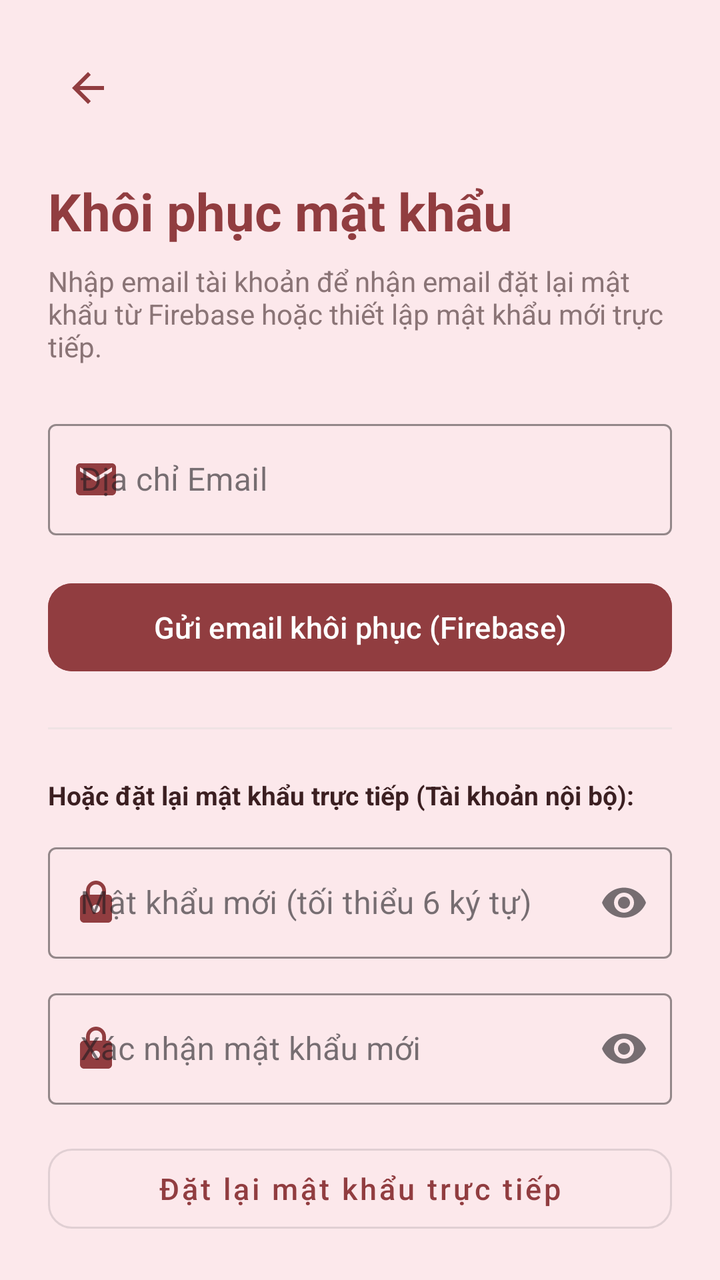
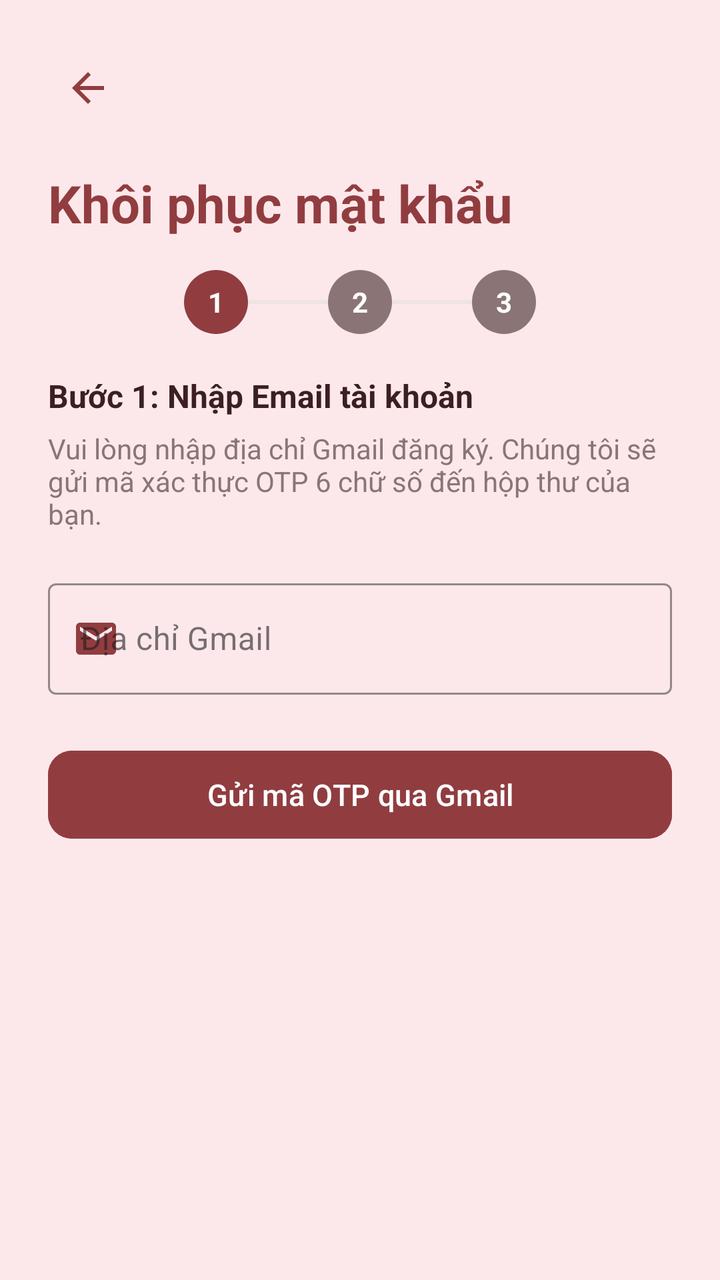

Compare the two renders of this Android layout. The source of the first and the diff that turns it into the second are given below.
<!-- AndroidManifest.xml: activity theme Theme.QuanLyChiTieu.Auth -->
<!-- res/layout/activity_forgot_password.xml -->
<?xml version="1.0" encoding="utf-8"?>
<LinearLayout xmlns:android="http://schemas.android.com/apk/res/android"
    xmlns:app="http://schemas.android.com/apk/res-auto"
    android:layout_width="match_parent"
    android:layout_height="match_parent"
    android:background="@color/pink_bg"
    android:orientation="vertical"
    android:padding="24dp">

    <ImageButton
        android:id="@+id/btnBack"
        android:layout_width="40dp"
        android:layout_height="40dp"
        android:background="?attr/selectableItemBackgroundBorderless"
        android:src="@drawable/ic_arrow_back"
        app:tint="@color/wine" />

    <TextView
        android:layout_width="wrap_content"
        android:layout_height="wrap_content"
        android:layout_marginTop="24dp"
        android:text="Khôi phục mật khẩu"
        android:textColor="@color/wine"
        android:textSize="26sp"
        android:textStyle="bold" />

    <TextView
        android:layout_width="wrap_content"
        android:layout_height="wrap_content"
        android:layout_marginTop="8dp"
        android:text="Nhập email tài khoản để nhận email đặt lại mật khẩu từ Firebase hoặc thiết lập mật khẩu mới trực tiếp."
        android:textColor="@color/text_gray"
        android:textSize="14sp" />

    <com.google.android.material.textfield.TextInputLayout
        android:id="@+id/tilEmail"
        style="@style/Widget.MaterialComponents.TextInputLayout.OutlinedBox"
        android:layout_width="match_parent"
        android:layout_height="wrap_content"
        android:layout_marginTop="24dp"
        android:hint="Địa chỉ Email"
        app:boxStrokeColor="@color/wine"
        app:hintTextColor="@color/wine"
        app:startIconDrawable="@drawable/ic_mail"
        app:startIconTint="@color/wine">

        <com.google.android.material.textfield.TextInputEditText
            android:id="@+id/edtEmail"
            android:layout_width="match_parent"
            android:layout_height="wrap_content"
            android:inputType="textEmailAddress"
            android:textColor="@color/text_dark" />
    </com.google.android.material.textfield.TextInputLayout>

    <com.google.android.material.button.MaterialButton
        android:id="@+id/btnSendFirebase"
        android:layout_width="match_parent"
        android:layout_height="52dp"
        android:layout_marginTop="20dp"
        android:backgroundTint="@color/wine"
        android:text="Gửi email khôi phục (Firebase)"
        android:textAllCaps="false"
        android:textSize="15sp"
        app:cornerRadius="12dp" />

    <View
        android:layout_width="match_parent"
        android:layout_height="1dp"
        android:layout_marginVertical="24dp"
        android:background="@color/divider" />

    <TextView
        android:layout_width="wrap_content"
        android:layout_height="wrap_content"
        android:text="Hoặc đặt lại mật khẩu trực tiếp (Tài khoản nội bộ):"
        android:textColor="@color/text_dark"
        android:textSize="13sp"
        android:textStyle="bold" />

    <com.google.android.material.textfield.TextInputLayout
        android:id="@+id/tilNewPass"
        style="@style/Widget.MaterialComponents.TextInputLayout.OutlinedBox"
        android:layout_width="match_parent"
        android:layout_height="wrap_content"
        android:layout_marginTop="12dp"
        android:hint="Mật khẩu mới (tối thiểu 6 ký tự)"
        app:boxStrokeColor="@color/wine"
        app:endIconMode="password_toggle"
        app:hintTextColor="@color/wine"
        app:startIconDrawable="@drawable/ic_lock"
        app:startIconTint="@color/wine">

        <com.google.android.material.textfield.TextInputEditText
            android:id="@+id/edtNewPass"
            android:layout_width="match_parent"
            android:layout_height="wrap_content"
            android:inputType="textPassword"
            android:textColor="@color/text_dark" />
    </com.google.android.material.textfield.TextInputLayout>

    <com.google.android.material.textfield.TextInputLayout
        android:id="@+id/tilConfirmPass"
        style="@style/Widget.MaterialComponents.TextInputLayout.OutlinedBox"
        android:layout_width="match_parent"
        android:layout_height="wrap_content"
        android:layout_marginTop="12dp"
        android:hint="Xác nhận mật khẩu mới"
        app:boxStrokeColor="@color/wine"
        app:endIconMode="password_toggle"
        app:hintTextColor="@color/wine"
        app:startIconDrawable="@drawable/ic_lock"
        app:startIconTint="@color/wine">

        <com.google.android.material.textfield.TextInputEditText
            android:id="@+id/edtConfirmPass"
            android:layout_width="match_parent"
            android:layout_height="wrap_content"
            android:inputType="textPassword"
            android:textColor="@color/text_dark" />
    </com.google.android.material.textfield.TextInputLayout>

    <com.google.android.material.button.MaterialButton
        android:id="@+id/btnResetDirect"
        style="@style/Widget.MaterialComponents.Button.OutlinedButton"
        android:layout_width="match_parent"
        android:layout_height="52dp"
        android:layout_marginTop="16dp"
        android:strokeColor="@color/wine"
        android:text="Đặt lại mật khẩu trực tiếp"
        android:textColor="@color/wine"
        android:textAllCaps="false"
        android:textSize="15sp"
        app:cornerRadius="12dp" />

</LinearLayout>
<!-- resources referenced by this layout -->
<resources>
  <color name="divider">#EFE3E4</color>
  <color name="pink_bg">#FCE8EB</color>
  <color name="text_dark">#3B1F21</color>
  <color name="text_gray">#8A7476</color>
  <color name="wine">#913D40</color>
  <!-- drawable ic_arrow_back (drawable) -->
  <vector xmlns:android="http://schemas.android.com/apk/res/android"
      android:width="24dp" android:height="24dp" android:viewportWidth="24" android:viewportHeight="24">
      <path android:fillColor="#FF000000" android:pathData="M20,11H7.83l5.59,-5.59L12,4l-8,8 8,8 1.41,-1.41L7.83,13H20v-2z" />
  </vector>
  <!-- drawable ic_lock (drawable) -->
  <vector xmlns:android="http://schemas.android.com/apk/res/android"
      android:width="24dp" android:height="24dp" android:viewportWidth="24" android:viewportHeight="24">
      <path android:fillColor="#FF000000" android:pathData="M18,8h-1L17,6c0,-2.76 -2.24,-5 -5,-5S7,3.24 7,6v2L6,8c-1.1,0 -2,0.9 -2,2v10c0,1.1 0.9,2 2,2h12c1.1,0 2,-0.9 2,-2L20,10c0,-1.1 -0.9,-2 -2,-2zM12,17c-1.1,0 -2,-0.9 -2,-2s0.9,-2 2,-2 2,0.9 2,2 -0.9,2 -2,2zM15.1,8L8.9,8L8.9,6c0,-1.71 1.39,-3.1 3.1,-3.1 1.71,0 3.1,1.39 3.1,3.1v2z" />
  </vector>
  <!-- drawable ic_mail (drawable) -->
  <vector xmlns:android="http://schemas.android.com/apk/res/android"
      android:width="24dp" android:height="24dp" android:viewportWidth="24" android:viewportHeight="24">
      <path android:fillColor="#FF000000" android:pathData="M20,4H4c-1.1,0 -1.99,0.9 -1.99,2L2,18c0,1.1 0.9,2 2,2h16c1.1,0 2,-0.9 2,-2V6c0,-1.1 -0.9,-2 -2,-2zM20,8l-8,5 -8,-5V6l8,5 8,-5v2z" />
  </vector>
  <style name="Theme.QuanLyChiTieu.Auth">
          <item name="android:statusBarColor">@color/pink_bg</item>
          <item name="android:windowLightStatusBar">true</item>
      </style>
</resources>

<!-- the commit's change to res/layout/activity_forgot_password.xml (unified diff, before → after) -->
@@ -1,135 +1,326 @@
 <?xml version="1.0" encoding="utf-8"?>
-<LinearLayout xmlns:android="http://schemas.android.com/apk/res/android"
+<ScrollView xmlns:android="http://schemas.android.com/apk/res/android"
     xmlns:app="http://schemas.android.com/apk/res-auto"
     android:layout_width="match_parent"
     android:layout_height="match_parent"
     android:background="@color/pink_bg"
-    android:orientation="vertical"
-    android:padding="24dp">
-
-    <ImageButton
-        android:id="@+id/btnBack"
-        android:layout_width="40dp"
-        android:layout_height="40dp"
-        android:background="?attr/selectableItemBackgroundBorderless"
-        android:src="@drawable/ic_arrow_back"
-        app:tint="@color/wine" />
-
-    <TextView
-        android:layout_width="wrap_content"
-        android:layout_height="wrap_content"
-        android:layout_marginTop="24dp"
-        android:text="Khôi phục mật khẩu"
-        android:textColor="@color/wine"
-        android:textSize="26sp"
-        android:textStyle="bold" />
-
-    <TextView
-        android:layout_width="wrap_content"
-        android:layout_height="wrap_content"
-        android:layout_marginTop="8dp"
-        android:text="Nhập email tài khoản để nhận email đặt lại mật khẩu từ Firebase hoặc thiết lập mật khẩu mới trực tiếp."
-        android:textColor="@color/text_gray"
-        android:textSize="14sp" />
-
-    <com.google.android.material.textfield.TextInputLayout
-        android:id="@+id/tilEmail"
-        style="@style/Widget.MaterialComponents.TextInputLayout.OutlinedBox"
+    android:fillViewport="true">
+
+    <LinearLayout
         android:layout_width="match_parent"
         android:layout_height="wrap_content"
-        android:layout_marginTop="24dp"
-        android:hint="Địa chỉ Email"
-        app:boxStrokeColor="@color/wine"
-        app:hintTextColor="@color/wine"
-        app:startIconDrawable="@drawable/ic_mail"
-        app:startIconTint="@color/wine">
-
-        <com.google.android.material.textfield.TextInputEditText
-            android:id="@+id/edtEmail"
+        android:orientation="vertical"
+        android:padding="24dp">
+
+        
+        <ImageButton
+            android:id="@+id/btnBack"
+            android:layout_width="40dp"
+            android:layout_height="40dp"
+            android:background="?attr/selectableItemBackgroundBorderless"
+            android:contentDescription="Quay lại"
+            android:src="@drawable/ic_arrow_back"
+            app:tint="@color/wine" />
+
+        <TextView
+            android:id="@+id/tvTitle"
+            android:layout_width="wrap_content"
+            android:layout_height="wrap_content"
+            android:layout_marginTop="20dp"
+            android:text="Khôi phục mật khẩu"
+            android:textColor="@color/wine"
+            android:textSize="26sp"
+            android:textStyle="bold" />
+
+        
+        <LinearLayout
             android:layout_width="match_parent"
             android:layout_height="wrap_content"
-            android:inputType="textEmailAddress"
-            android:textColor="@color/text_dark" />
-    </com.google.android.material.textfield.TextInputLayout>
-
-    <com.google.android.material.button.MaterialButton
-        android:id="@+id/btnSendFirebase"
-        android:layout_width="match_parent"
-        android:layout_height="52dp"
-        android:layout_marginTop="20dp"
-        android:backgroundTint="@color/wine"
-        android:text="Gửi email khôi phục (Firebase)"
-        android:textAllCaps="false"
-        android:textSize="15sp"
-        app:cornerRadius="12dp" />
-
-    <View
-        android:layout_width="match_parent"
-        android:layout_height="1dp"
-        android:layout_marginVertical="24dp"
-        android:background="@color/divider" />
-
-    <TextView
-        android:layout_width="wrap_content"
-        android:layout_height="wrap_content"
-        android:text="Hoặc đặt lại mật khẩu trực tiếp (Tài khoản nội bộ):"
-        android:textColor="@color/text_dark"
-        android:textSize="13sp"
-        android:textStyle="bold" />
-
-    <com.google.android.material.textfield.TextInputLayout
-        android:id="@+id/tilNewPass"
-        style="@style/Widget.MaterialComponents.TextInputLayout.OutlinedBox"
-        android:layout_width="match_parent"
-        android:layout_height="wrap_content"
-        android:layout_marginTop="12dp"
-        android:hint="Mật khẩu mới (tối thiểu 6 ký tự)"
-        app:boxStrokeColor="@color/wine"
-        app:endIconMode="password_toggle"
-        app:hintTextColor="@color/wine"
-        app:startIconDrawable="@drawable/ic_lock"
-        app:startIconTint="@color/wine">
-
-        <com.google.android.material.textfield.TextInputEditText
-            android:id="@+id/edtNewPass"
+            android:layout_marginTop="16dp"
+            android:gravity="center"
+            android:orientation="horizontal">
+
+            <TextView
+                android:id="@+id/tvStep1Indicator"
+                android:layout_width="32dp"
+                android:layout_height="32dp"
+                android:background="@drawable/bg_circle"
+                android:backgroundTint="@color/wine"
+                android:gravity="center"
+                android:text="1"
+                android:textColor="@color/white"
+                android:textStyle="bold" />
+
+            <View
+                android:id="@+id/vLine1"
+                android:layout_width="40dp"
+                android:layout_height="2dp"
+                android:background="@color/divider" />
+
+            <TextView
+                android:id="@+id/tvStep2Indicator"
+                android:layout_width="32dp"
+                android:layout_height="32dp"
+                android:background="@drawable/bg_circle"
+                android:backgroundTint="@color/text_gray"
+                android:gravity="center"
+                android:text="2"
+                android:textColor="@color/white"
+                android:textStyle="bold" />
+
+            <View
+                android:id="@+id/vLine2"
+                android:layout_width="40dp"
+                android:layout_height="2dp"
+                android:background="@color/divider" />
+
+            <TextView
+                android:id="@+id/tvStep3Indicator"
+                android:layout_width="32dp"
+                android:layout_height="32dp"
+                android:background="@drawable/bg_circle"
+                android:backgroundTint="@color/text_gray"
+                android:gravity="center"
+                android:text="3"
+                android:textColor="@color/white"
+                android:textStyle="bold" />
+        </LinearLayout>
+
+        
+        <LinearLayout
+            android:id="@+id/layoutStep1"
             android:layout_width="match_parent"
             android:layout_height="wrap_content"
-            android:inputType="textPassword"
-            android:textColor="@color/text_dark" />
-    </com.google.android.material.textfield.TextInputLayout>
-
-    <com.google.android.material.textfield.TextInputLayout
-        android:id="@+id/tilConfirmPass"
-        style="@style/Widget.MaterialComponents.TextInputLayout.OutlinedBox"
-        android:layout_width="match_parent"
-        android:layout_height="wrap_content"
-        android:layout_marginTop="12dp"
-        android:hint="Xác nhận mật khẩu mới"
-        app:boxStrokeColor="@color/wine"
-        app:endIconMode="password_toggle"
-        app:hintTextColor="@color/wine"
-        app:startIconDrawable="@drawable/ic_lock"
-        app:startIconTint="@color/wine">
-
-        <com.google.android.material.textfield.TextInputEditText
-            android:id="@+id/edtConfirmPass"
+            android:orientation="vertical"
+            android:visibility="visible">
+
+            <TextView
+                android:layout_width="wrap_content"
+                android:layout_height="wrap_content"
+                android:layout_marginTop="20dp"
+                android:text="Bước 1: Nhập Email tài khoản"
+                android:textColor="@color/text_dark"
+                android:textSize="16sp"
+                android:textStyle="bold" />
+
+            <TextView
+                android:layout_width="wrap_content"
+                android:layout_height="wrap_content"
+                android:layout_marginTop="6dp"
+                android:text="Vui lòng nhập địa chỉ Gmail đăng ký. Chúng tôi sẽ gửi mã xác thực OTP 6 chữ số đến hộp thư của bạn."
+                android:textColor="@color/text_gray"
+                android:textSize="14sp" />
+
+            <com.google.android.material.textfield.TextInputLayout
+                android:id="@+id/tilEmail"
+                style="@style/Widget.MaterialComponents.TextInputLayout.OutlinedBox"
+                android:layout_width="match_parent"
+                android:layout_height="wrap_content"
+                android:layout_marginTop="20dp"
+                android:hint="Địa chỉ Gmail"
+                app:boxStrokeColor="@color/wine"
+                app:hintTextColor="@color/wine"
+                app:startIconDrawable="@drawable/ic_mail"
+                app:startIconTint="@color/wine">
+
+                <com.google.android.material.textfield.TextInputEditText
+                    android:id="@+id/edtEmail"
+                    android:layout_width="match_parent"
+                    android:layout_height="wrap_content"
+                    android:inputType="textEmailAddress"
+                    android:textColor="@color/text_dark" />
+            </com.google.android.material.textfield.TextInputLayout>
+
+            <com.google.android.material.button.MaterialButton
+                android:id="@+id/btnSendOtp"
+                android:layout_width="match_parent"
+                android:layout_height="52dp"
+                android:layout_marginTop="24dp"
+                android:backgroundTint="@color/wine"
+                android:text="Gửi mã OTP qua Gmail"
+                android:textAllCaps="false"
+                android:textSize="15sp"
+                app:cornerRadius="12dp" />
+        </LinearLayout>
+
+        
+        <LinearLayout
+            android:id="@+id/layoutStep2"
             android:layout_width="match_parent"
             android:layout_height="wrap_content"
-            android:inputType="textPassword"
-            android:textColor="@color/text_dark" />
-    </com.google.android.material.textfield.TextInputLayout>
-
-    <com.google.android.material.button.MaterialButton
-        android:id="@+id/btnResetDirect"
-        style="@style/Widget.MaterialComponents.Button.OutlinedButton"
-        android:layout_width="match_parent"
-        android:layout_height="52dp"
-        android:layout_marginTop="16dp"
-        android:strokeColor="@color/wine"
-        android:text="Đặt lại mật khẩu trực tiếp"
-        android:textColor="@color/wine"
-        android:textAllCaps="false"
-        android:textSize="15sp"
-        app:cornerRadius="12dp" />
-
-</LinearLayout>
+            android:orientation="vertical"
+            android:visibility="gone">
+
+            <TextView
+                android:layout_width="wrap_content"
+                android:layout_height="wrap_content"
+                android:layout_marginTop="20dp"
+                android:text="Bước 2: Xác nhận mã OTP"
+                android:textColor="@color/text_dark"
+                android:textSize="16sp"
+                android:textStyle="bold" />
+
+            <TextView
+                android:id="@+id/tvOtpSentMessage"
+                android:layout_width="wrap_content"
+                android:layout_height="wrap_content"
+                android:layout_marginTop="6dp"
+                android:text="Mã OTP 6 chữ số đã được gửi đến Gmail của bạn. Vui lòng kiểm tra hộp thư đến."
+                android:textColor="@color/text_gray"
+                android:textSize="14sp" />
+
+            <com.google.android.material.textfield.TextInputLayout
+                android:id="@+id/tilOtp"
+                style="@style/Widget.MaterialComponents.TextInputLayout.OutlinedBox"
+                android:layout_width="match_parent"
+                android:layout_height="wrap_content"
+                android:layout_marginTop="20dp"
+                android:hint="Nhập mã OTP 6 số"
+                app:boxStrokeColor="@color/wine"
+                app:hintTextColor="@color/wine"
+                app:startIconDrawable="@drawable/ic_lock"
+                app:startIconTint="@color/wine">
+
+                <com.google.android.material.textfield.TextInputEditText
+                    android:id="@+id/edtOtp"
+                    android:layout_width="match_parent"
+                    android:layout_height="wrap_content"
+                    android:inputType="number"
+                    android:maxLength="6"
+                    android:textColor="@color/text_dark"
+                    android:textSize="18sp"
+                    android:textStyle="bold" />
+            </com.google.android.material.textfield.TextInputLayout>
+
+            <LinearLayout
+                android:layout_width="match_parent"
+                android:layout_height="wrap_content"
+                android:layout_marginTop="12dp"
+                android:gravity="center_vertical"
+                android:orientation="horizontal">
+
+                <TextView
+                    android:id="@+id/tvCountdown"
+                    android:layout_width="0dp"
+                    android:layout_height="wrap_content"
+                    android:layout_weight="1"
+                    android:text="Gửi lại mã sau (60s)"
+                    android:textColor="@color/text_gray"
+                    android:textSize="13sp" />
+
+                <TextView
+                    android:id="@+id/tvResendOtp"
+                    android:layout_width="wrap_content"
+                    android:layout_height="wrap_content"
+                    android:padding="6dp"
+                    android:text="Gửi lại mã OTP"
+                    android:textColor="@color/wine"
+                    android:textSize="14sp"
+                    android:textStyle="bold"
+                    android:visibility="gone" />
+            </LinearLayout>
+
+            <com.google.android.material.button.MaterialButton
+                android:id="@+id/btnVerifyOtp"
+                android:layout_width="match_parent"
+                android:layout_height="52dp"
+                android:layout_marginTop="20dp"
+                android:backgroundTint="@color/wine"
+                android:text="Xác nhận OTP"
+                android:textAllCaps="false"
+                android:textSize="15sp"
+                app:cornerRadius="12dp" />
+
+            <TextView
+                android:id="@+id/tvBackToStep1"
+                android:layout_width="wrap_content"
+                android:layout_height="wrap_content"
+                android:layout_gravity="center_horizontal"
+                android:layout_marginTop="16dp"
+                android:padding="8dp"
+                android:text="← Thay đổi email khác"
+                android:textColor="@color/wine"
+                android:textSize="13sp" />
+        </LinearLayout>
+
+        
+        <LinearLayout
+            android:id="@+id/layoutStep3"
+            android:layout_width="match_parent"
+            android:layout_height="wrap_content"
+            android:orientation="vertical"
+            android:visibility="gone">
+
+            <TextView
+                android:layout_width="wrap_content"
+                android:layout_height="wrap_content"
+                android:layout_marginTop="20dp"
+                android:text="Bước 3: Đặt lại Mật khẩu mới"
+                android:textColor="@color/text_dark"
+                android:textSize="16sp"
+                android:textStyle="bold" />
+
+            <TextView
+                android:layout_width="wrap_content"
+                android:layout_height="wrap_content"
+                android:layout_marginTop="6dp"
+                android:text="Tạo mật khẩu mới an toàn cho tài khoản của bạn."
+                android:textColor="@color/text_gray"
+                android:textSize="14sp" />
+
+            <com.google.android.material.textfield.TextInputLayout
+                android:id="@+id/tilNewPass"
+                style="@style/Widget.MaterialComponents.TextInputLayout.OutlinedBox"
+                android:layout_width="match_parent"
+                android:layout_height="wrap_content"
+                android:layout_marginTop="20dp"
+                android:hint="Mật khẩu mới (tối thiểu 6 ký tự)"
+                app:boxStrokeColor="@color/wine"
+                app:endIconMode="password_toggle"
+                app:hintTextColor="@color/wine"
+                app:startIconDrawable="@drawable/ic_lock"
+                app:startIconTint="@color/wine">
+
+                <com.google.android.material.textfield.TextInputEditText
+                    android:id="@+id/edtNewPass"
+                    android:layout_width="match_parent"
+                    android:layout_height="wrap_content"
+                    android:inputType="textPassword"
+                    android:textColor="@color/text_dark" />
+            </com.google.android.material.textfield.TextInputLayout>
+
+            <com.google.android.material.textfield.TextInputLayout
+                android:id="@+id/tilConfirmPass"
+                style="@style/Widget.MaterialComponents.TextInputLayout.OutlinedBox"
+                android:layout_width="match_parent"
+                android:layout_height="wrap_content"
+                android:layout_marginTop="12dp"
+                android:hint="Xác nhận mật khẩu mới"
+                app:boxStrokeColor="@color/wine"
+                app:endIconMode="password_toggle"
+                app:hintTextColor="@color/wine"
+                app:startIconDrawable="@drawable/ic_lock"
+                app:startIconTint="@color/wine">
+
+                <com.google.android.material.textfield.TextInputEditText
+                    android:id="@+id/edtConfirmPass"
+                    android:layout_width="match_parent"
+                    android:layout_height="wrap_content"
+                    android:inputType="textPassword"
+                    android:textColor="@color/text_dark" />
+            </com.google.android.material.textfield.TextInputLayout>
+
+            <com.google.android.material.button.MaterialButton
+                android:id="@+id/btnSaveNewPassword"
+                android:layout_width="match_parent"
+                android:layout_height="52dp"
+                android:layout_marginTop="24dp"
+                android:backgroundTint="@color/wine"
+                android:text="Cập nhật mật khẩu mới"
+                android:textAllCaps="false"
+                android:textSize="15sp"
+                app:cornerRadius="12dp" />
+        </LinearLayout>
+
+    </LinearLayout>
+</ScrollView>
<!-- resource entries referenced after the edit -->
@@ -4,7 +4,12 @@
   <color name="pink_bg">#FCE8EB</color>
   <color name="text_dark">#3B1F21</color>
   <color name="text_gray">#8A7476</color>
+  <color name="white">#FFFFFF</color>
   <color name="wine">#913D40</color>
+  <!-- drawable bg_circle (drawable) -->
+  <shape xmlns:android="http://schemas.android.com/apk/res/android" android:shape="oval">
+      <solid android:color="@color/light_red" />
+  </shape>
   <!-- drawable ic_arrow_back (drawable) -->
   <vector xmlns:android="http://schemas.android.com/apk/res/android"
       android:width="24dp" android:height="24dp" android:viewportWidth="24" android:viewportHeight="24">
@@ -24,5 +29,6 @@
           <item name="android:statusBarColor">@color/pink_bg</item>
           <item name="android:windowLightStatusBar">true</item>
       </style>
+  <color name="light_red">#F7D5D8</color>
 </resources>
 
